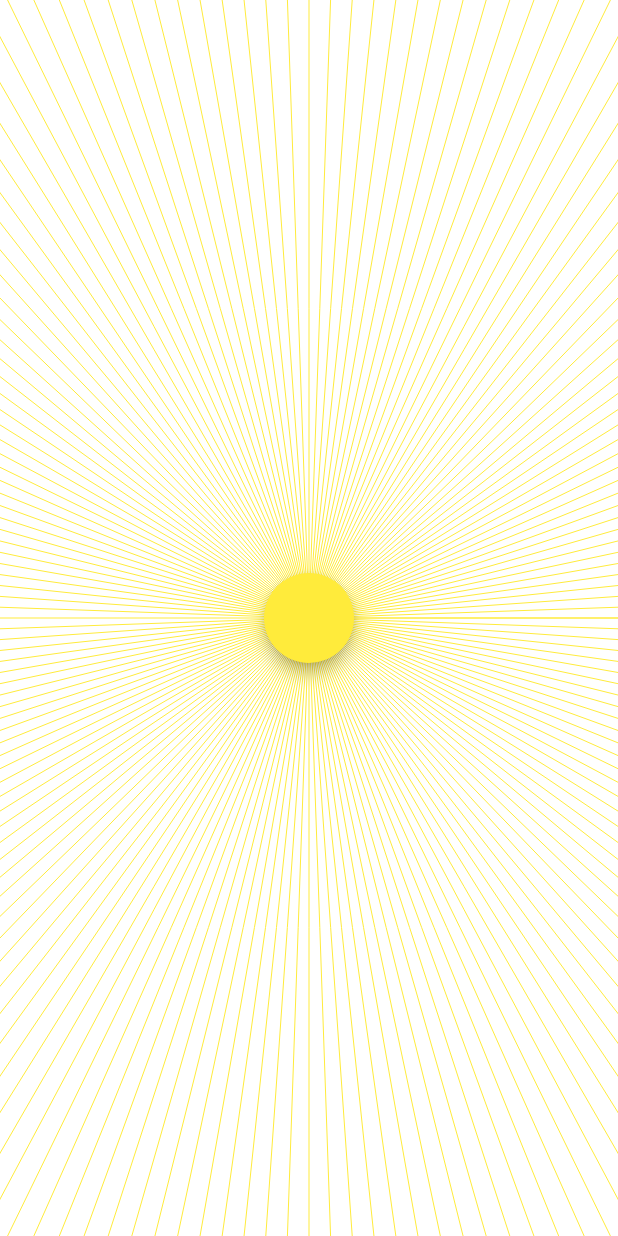
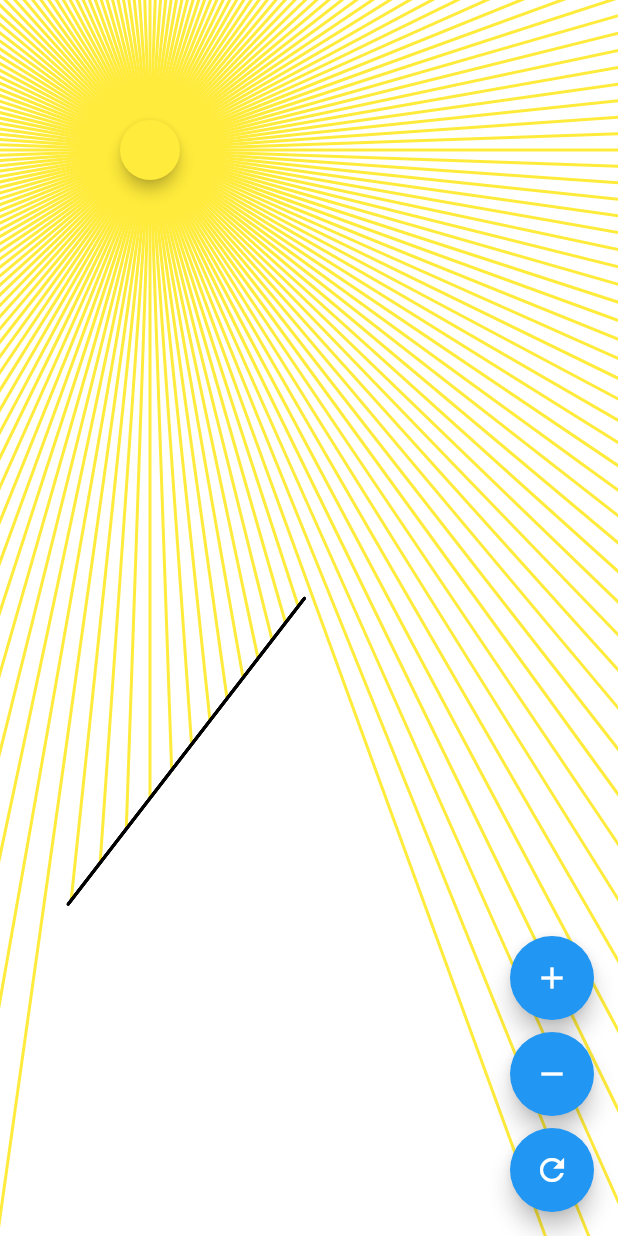
Before and after one commit to jonas-zebari/flutter_ray_casting, a Flutter app: the screen it shows after launch, on a phone screen of 412 x 824 dp. Run offline on Flutter 3.47's test engine with Material 2 defaults, Android fonts, the phone set to English and light mode, and no system bars.

Commit message:
working with value notifier and builder

```diff
--- a/lib/main.dart
+++ b/lib/main.dart
@@ -1,108 +1,74 @@
-import 'dart:math';
+import 'package:flutter/material.dart';
+import 'package:flutter_rays/overlay.dart';
 
-import 'package:flutter/material.dart';
-import 'package:flutter_rays/theme_state.dart';
-import 'package:provider/provider.dart';
+import 'ray.dart';
+import 'sun_painter.dart';
+import 'wall_painter.dart';
 
-import 'sun_position.dart';
-import 'overlay.dart';
+void main() => runApp(RayCastingApp());
 
-void main() => runApp(Root());
-
-class Root extends StatelessWidget {
+class RayCastingApp extends StatelessWidget {
   @override
   Widget build(BuildContext context) {
-    setSystemUiOverlayLight();
+    setSystemUiOverlayLightTransparent();
     return MaterialApp(
       debugShowCheckedModeBanner: false,
-      color: Colors.white,
-      home: LayoutBuilder(
-        builder: (context, constraints) {
-          return MultiProvider(
-            providers: [
-              ChangeNotifierProvider<SunPosition>(
-                builder: (context) => SunPosition.center(constraints.biggest),
-              ),
-              ChangeNotifierProvider<ThemeState>(
-                builder: (context) => ThemeState.light(),
-              ),
-              Provider<Size>.value(value: constraints.biggest),
-            ],
-            child: RayCastingApp(),
-          );
-        },
+      home: SunCaster(),
+    );
+  }
+}
+
+class SunCaster extends StatelessWidget {
+  final _position = ValueNotifier<Offset>(Offset(100, 100));
+  final _walls = <Ray>[];
+
+  @override
+  Widget build(BuildContext context) {
+    final size = MediaQuery.of(context).size;
+    _walls.addAll(List.generate(4, (index) => Ray.random(size)));
+    return Scaffold(
+      backgroundColor: Colors.white,
+      body: SizedBox.expand(
+        child: GestureDetector(
+          onPanUpdate: (details) => _position.value = details.globalPosition,
+          child: ValueListenableBuilder<Offset>(
+            valueListenable: _position,
+            builder: (context, value, child) {
+              return CustomPaint(
+                painter: SunPainter(value, _walls, MediaQuery.of(context).size),
+                foregroundPainter: WallPainter(_walls),
+              );
+            },
+          ),
+        ),
+      ),
+      floatingActionButton: Column(
+        mainAxisAlignment: MainAxisAlignment.end,
+        children: <Widget>[
+          FloatingActionButton(
+            child: Icon(Icons.add),
+            onPressed: () {
+              _walls.add(Ray.random(size));
+            },
+          ),
+          const SizedBox(height: 8),
+          FloatingActionButton(
+            child: Icon(Icons.remove),
+            onPressed: () {
+              _walls.removeLast();
+            },
+          ),
+          const SizedBox(height: 8),
+          FloatingActionButton(
+            child: Icon(Icons.refresh),
+            onPressed: () {
+              final count = _walls.length;
+              _walls.clear();
+              _walls.addAll(List.generate(count, (index) => Ray.random(size)));
+            },
+          ),
+        ],
       ),
     );
   }
 }
-
-class RayCastingApp extends StatelessWidget {
-  @override
-  Widget build(BuildContext context) {
-    return Consumer2<SunPosition, ThemeState>(
-      builder: (context, sunPosition, theme, child) {
-        final size = Provider.of<Size>(context);
-        return Container(
-          color: theme.backgroundColor,
-          child: GestureDetector(
-            onPanUpdate: (details) =>
-                sunPosition.value = details.globalPosition,
-            onTapDown: (details) => theme.toggle(),
-            child: CustomPaint(
-              painter: SunPainter(
-                position: sunPosition.value,
-                sunColor: theme.sunColor,
-                maxSize: size,
-                radius: 30,
-                numRays: 180,
-              ),
-            ),
-          ),
-        );
-      },
-    );
-  }
-}
-
-class SunPainter extends CustomPainter {
-  static const _twoPi = 2 * pi;
-
-  const SunPainter({
-    this.maxSize,
-    this.position = Offset.zero,
-    this.sunColor = Colors.yellow,
-    this.radius = 20,
-    this.numRays = 360,
-  });
-
-  final Offset position;
-  final Size maxSize;
-  final Color sunColor;
-  final double radius;
-  final int numRays;
-
-  void _drawSun(Canvas canvas) {
-    final shadowRect = Rect.fromCircle(center: position, radius: radius);
-    final shadowPath = Path()..addOval(shadowRect);
-    canvas.drawShadow(shadowPath, Colors.black, 4, false);
-    canvas.drawCircle(position, radius, Paint()..color = sunColor);
-  }
-
-  void _drawRays(Canvas canvas) {
-    final sunPaint = Paint()..color = sunColor;
-    final inc = _twoPi / numRays;
-    for (double angle = 0.0; angle < _twoPi; angle += inc) {
-      final endPoint = Offset.fromDirection(angle, 2000) + position;
-      canvas.drawLine(position, endPoint, sunPaint);
-    }
-  }
-
-  @override
-  void paint(Canvas canvas, Size size) {
-    _drawRays(canvas);
-    _drawSun(canvas);
-  }
-
-  @override
-  bool shouldRepaint(SunPainter oldDelegate) => true;
-}
--- /dev/null
+++ b/lib/ray.dart
@@ -0,0 +1,68 @@
+import 'dart:math';
+
+import 'package:flutter/material.dart';
+import 'package:flutter/rendering.dart';
+
+class Ray {
+  Ray(this.start, this.end);
+
+  factory Ray.random(Size bounds) {
+    final rand = Random();
+    final start = Offset(
+      rand.nextDouble() * bounds.width,
+      rand.nextDouble() * bounds.height,
+    );
+    final end = Offset(
+      rand.nextDouble() * bounds.width,
+      rand.nextDouble() * bounds.height,
+    );
+    return Ray(start, end);
+  }
+
+  Offset start;
+  Offset end;
+
+  double get length => sqrt(lengthSquared);
+
+  double get lengthSquared =>
+      pow(start.dx - end.dx, 2) + pow(start.dy - end.dy, 2);
+
+  Offset intersect(Ray other, {double tolerance = 0.0}) {
+    final x1 = other.start.dx;
+    final y1 = other.start.dy;
+    final x2 = other.end.dx;
+    final y2 = other.end.dy;
+
+    final x3 = this.start.dx;
+    final y3 = this.start.dy;
+    final x4 = this.end.dx;
+    final y4 = this.end.dy;
+
+    final den = (x1 - x2) * (y3 - y4) - (y1 - y2) * (x3 - x4);
+
+    if (den == 0) {
+      return null;
+    }
+
+    final t = ((x1 - x3) * (y3 - y4) - (y1 - y3) * (x3 - x4)) / den;
+    final u = -((x1 - x2) * (y1 - y3) - (y1 - y2) * (x1 - x3)) / den;
+
+    if (t >= 0 && t <= 1 && u >= 0 && u <= 1) {
+      final x = x1 + t * (x2 - x1);
+      final y = y1 + t * (y2 - y1);
+      return Offset(x, y); // The point of intersection
+    } else {
+      return null;
+    }
+  }
+
+  @override
+  bool operator ==(dynamic other) {
+    if (other is! Ray) return false;
+    final Ray typedOther = other;
+    return start == typedOther.start && end == typedOther.end;
+  }
+
+  @override
+  int get hashCode => hashValues(start, end);
+}
--- a/lib/sun_position.dart
+++ /dev/null
@@ -1,8 +0,0 @@
-import 'package:flutter/material.dart';
-
-class SunPosition extends ValueNotifier<Offset> {
-  SunPosition(Offset value) : super(value);
-  factory SunPosition.zero() => SunPosition(Offset.zero);
-  factory SunPosition.center(Size size) =>
-      SunPosition(Offset(size.width / 2, size.height / 2));
-}
--- a/lib/theme_state.dart
+++ /dev/null
@@ -1,48 +0,0 @@
-import 'package:flutter/material.dart';
-
-import 'overlay.dart';
-
-class ThemeState with ChangeNotifier {
-  ThemeState._();
-
-  factory ThemeState.light() => ThemeState._();
-
-  Color _sunColor = Colors.yellow;
-  Color _backgroundColor = Colors.white;
-  bool _isDark = false;
-
-  void toggle() {
-    if (_isDark) {
-      setSunColor(Colors.yellow);
-      setBackgroundColor(Colors.white);
-      setSystemUiOverlayLight();
-    } else {
-      setSunColor(Colors.purpleAccent);
-      setBackgroundColor(Colors.grey[900]);
-      setSystemUiOverlayDark();
-    }
-    _isDark = !_isDark;
-  }
-
-  Color get sunColor => _sunColor;
-
-  void setSunColor(Color value) {
-    if (_sunColor == value) {
-      return;
-    }
-
-    _sunColor = value;
-    notifyListeners();
-  }
-
-  Color get backgroundColor => _backgroundColor;
-
-  void setBackgroundColor(Color value) {
-    if (_backgroundColor == value) {
-      return;
-    }
-
-    _backgroundColor = value;
-    notifyListeners();
-  }
-}
```
Also changed, not shown: lib/overlay.dart (+11 -0 lines), lib/sun_painter.dart (added, +54 -0 lines), lib/wall_painter.dart (added, +32 -0 lines).
